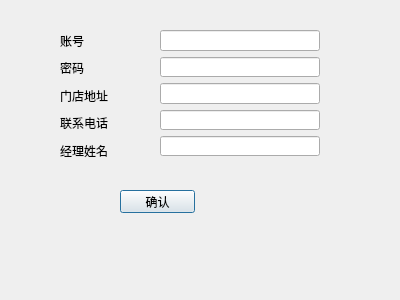
Qt form addshop.ui (TommyLee96/car-rent) before a commit.
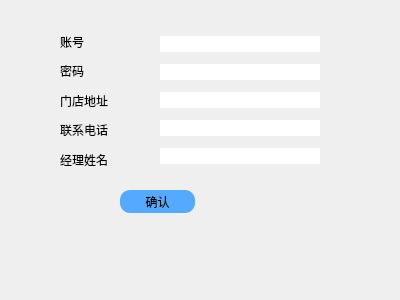
The same form after that commit.

What changed in the file:
```diff
--- a/addshop.ui
+++ b/addshop.ui
@@ -18,13 +18,16 @@
     <rect>
      <x>60</x>
      <y>30</y>
-     <width>61</width>
-     <height>131</height>
+     <width>66</width>
+     <height>141</height>
     </rect>
    </property>
    <layout class="QVBoxLayout" name="verticalLayout">
     <item>
      <widget class="QLabel" name="label">
+      <property name="styleSheet">
+       <string notr="true"> font: 12pt &quot;微软雅黑&quot;;</string>
+      </property>
       <property name="text">
        <string>账号</string>
       </property>
@@ -32,6 +35,9 @@
     </item>
     <item>
      <widget class="QLabel" name="label_2">
+      <property name="styleSheet">
+       <string notr="true"> font: 12pt &quot;微软雅黑&quot;;</string>
+      </property>
       <property name="text">
        <string>密码</string>
       </property>
@@ -39,6 +45,9 @@
     </item>
     <item>
      <widget class="QLabel" name="label_3">
+      <property name="styleSheet">
+       <string notr="true"> font: 12pt &quot;微软雅黑&quot;;</string>
+      </property>
       <property name="text">
        <string>门店地址</string>
       </property>
@@ -46,6 +55,9 @@
     </item>
     <item>
      <widget class="QLabel" name="label_4">
+      <property name="styleSheet">
+       <string notr="true"> font: 12pt &quot;微软雅黑&quot;;</string>
+      </property>
       <property name="text">
        <string>联系电话</string>
       </property>
@@ -53,6 +65,9 @@
     </item>
     <item>
      <widget class="QLabel" name="label_5">
+      <property name="styleSheet">
+       <string notr="true"> font: 12pt &quot;微软雅黑&quot;;</string>
+      </property>
       <property name="text">
        <string>经理姓名</string>
       </property>
@@ -66,24 +81,94 @@
      <x>160</x>
      <y>30</y>
      <width>160</width>
-     <height>126</height>
+     <height>141</height>
     </rect>
    </property>
    <layout class="QVBoxLayout" name="verticalLayout_2">
     <item>
-     <widget class="QLineEdit" name="lineEdit"/>
+     <widget class="QLineEdit" name="lineEdit">
+      <property name="styleSheet">
+       <string notr="true">
+       border-style: solid; 
+       background: transparent;  
+       background-color:#FFFFFF; 
+         
+
+
+ 
+  font: 12pt &quot;微软雅黑&quot;;
+        
+        border-radius: 10px;  </string>
+      </property>
+     </widget>
     </item>
     <item>
-     <widget class="QLineEdit" name="lineEdit_2"/>
+     <widget class="QLineEdit" name="lineEdit_2">
+      <property name="styleSheet">
+       <string notr="true">
+       border-style: solid; 
+       background: transparent;  
+       background-color:#FFFFFF; 
+         
+
+
+ 
+  font: 12pt &quot;微软雅黑&quot;;
+        
+        border-radius: 10px;  </string>
+      </property>
+     </widget>
     </item>
     <item>
-     <widget class="QLineEdit" name="lineEdit_3"/>
+     <widget class="QLineEdit" name="lineEdit_3">
+      <property name="styleSheet">
+       <string notr="true">
+       border-style: solid; 
+       background: transparent;  
+       background-color:#FFFFFF; 
+         
+
+
+ 
+  font: 12pt &quot;微软雅黑&quot;;
+        
+        border-radius: 10px;  </string>
+      </property>
+     </widget>
     </item>
     <item>
-     <widget class="QLineEdit" name="lineEdit_4"/>
+     <widget class="QLineEdit" name="lineEdit_4">
+      <property name="styleSheet">
+       <string notr="true">
+       border-style: solid; 
+       background: transparent;  
+       background-color:#FFFFFF; 
+         
+
+
+ 
+  font: 12pt &quot;微软雅黑&quot;;
+        
+        border-radius: 10px;  </string>
+      </property>
+     </widget>
     </item>
     <item>
-     <widget class="QLineEdit" name="lineEdit_5"/>
+     <widget class="QLineEdit" name="lineEdit_5">
+      <property name="styleSheet">
+       <string notr="true">
+       border-style: solid; 
+       background: transparent;  
+       background-color:#FFFFFF; 
+         
+
+
+ 
+  font: 12pt &quot;微软雅黑&quot;;
+        
+        border-radius: 10px;  </string>
+      </property>
+     </widget>
     </item>
    </layout>
   </widget>
@@ -96,6 +181,15 @@
      <height>23</height>
     </rect>
    </property>
+   <property name="styleSheet">
+    <string notr="true"> border-style:solid;  
+       background: transparent;  
+       background-color: rgb(85, 170, 255); 
+         font: 12pt &quot;微软雅黑&quot;;
+        
+        border-radius: 10px;  
+</string>
+   </property>
    <property name="text">
     <string>确认</string>
    </property>
```
